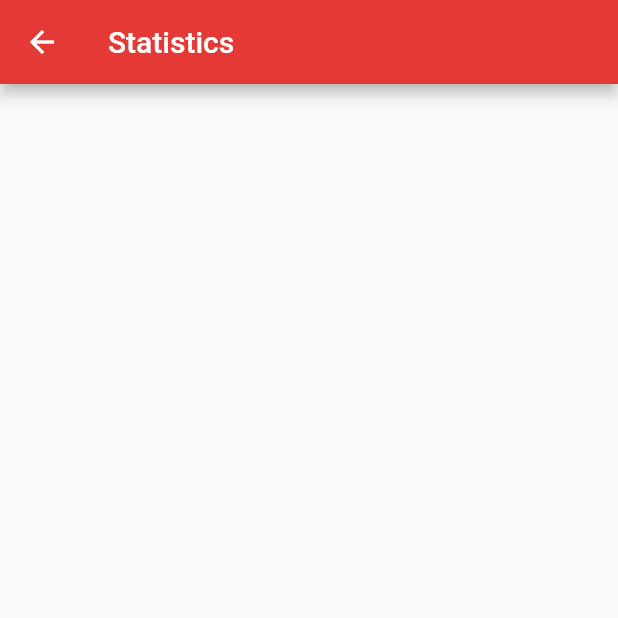
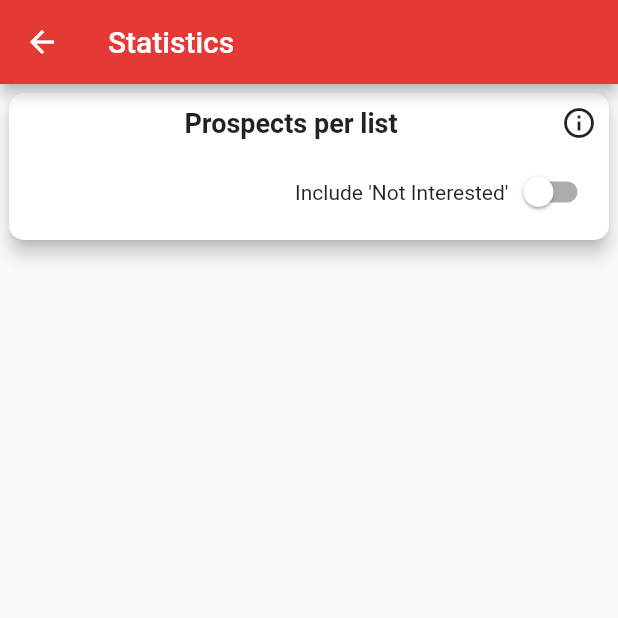
Before and after one commit to hdavidmb/prospector, a Flutter app: the StatisticsPage screen opened directly, on a phone screen of 412 x 824 dp, the top half of it. Run offline on Flutter 3.47's test engine with Material 2 defaults, Android fonts, the phone set to English and light mode, and no system bars; our stand-ins replace auto_route, auto_size_text, cached_network_image, cloud_firestore, country_code_picker, dartz and 25 more; missing offline and left inert: flutter_facebook_auth, flutter_google_places, google_maps_webservice, purchases_flutter; accounts and stored records are empty.

Commit message:
Create ProspectsPerListChartCard

```diff
--- a/lib/src/presentation/pages/user_panel/statistics/statistics_page.dart
+++ b/lib/src/presentation/pages/user_panel/statistics/statistics_page.dart
@@ -1,10 +1,17 @@
 import 'package:flutter/material.dart';
 import 'package:prospector/generated/l10n.dart';
+
+import 'widgets/prospects_per_list_chart_card.dart';
 
 class StatisticsPage extends StatelessWidget {
   const StatisticsPage({
     Key? key,
   }) : super(key: key);
+
+  double get cardElevation => 5.0;
+  EdgeInsets get cardMargins => const EdgeInsets.fromLTRB(6.0, 6.0, 6.0, 0.0);
+  RoundedRectangleBorder get cardShape => const RoundedRectangleBorder(
+      borderRadius: BorderRadius.all(Radius.circular(10.0)));
 
   @override
   Widget build(BuildContext context) {
@@ -12,9 +19,16 @@ class StatisticsPage extends StatelessWidget {
       appBar: AppBar(
         title: Text(AppLocalizations.of(context).statistics),
       ),
+      // backgroundColor: Colors.grey[200],
       body: ListView(
         physics: const BouncingScrollPhysics(),
-        children: [],
+        children: [
+          ProspectsPerListChartCard(
+            cardElevation: cardElevation,
+            cardMargins: cardMargins,
+            cardShape: cardShape,
+          )
+        ],
       ),
     );
   }
--- /dev/null
+++ b/lib/src/presentation/pages/user_panel/statistics/widgets/prospects_per_list_chart_card.dart
@@ -0,0 +1,66 @@
+import 'package:flutter/material.dart';
+
+class ProspectsPerListChartCard extends StatelessWidget {
+  const ProspectsPerListChartCard({
+    Key? key,
+    required this.cardElevation,
+    required this.cardMargins,
+    required this.cardShape,
+  }) : super(key: key);
+
+  final double cardElevation;
+  final EdgeInsets cardMargins;
+  final RoundedRectangleBorder cardShape;
+
+  @override
+  Widget build(BuildContext context) {
+    return Card(
+      elevation: cardElevation,
+      margin: cardMargins,
+      shape: cardShape,
+      child: Padding(
+        padding: const EdgeInsets.all(8.0),
+        child: Column(
+          children: [
+            Row(
+              children: [
+                Expanded(
+                  child: Center(
+                    child: Text(
+                      'Prospects per list', // TODO: localize
+                      style: TextStyle(
+                          fontSize: 18.0, fontWeight: FontWeight.bold),
+                    ),
+                  ),
+                ),
+                GestureDetector(
+                  child: const Icon(Icons.info_outline),
+                  onTap: () {
+                    // TODO: chartsService
+                    //     .showProspectsChartDescription(context);
+                  },
+                ),
+              ],
+            ),
+            const SizedBox(height: 10.0),
+            Row(
+              mainAxisAlignment: MainAxisAlignment.end,
+              children: [
+                Text(
+                  "Include 'Not Interested'", //TODO: localize
+                  textAlign: TextAlign.end,
+                ),
+                Switch.adaptive(
+                    value: false, //TODO: implement riverpod notifier
+                    // activeTrackColor: Colors.green,
+                    onChanged: (value) {
+                      //TODO: implement with riverpod notifier
+                    }),
+              ],
+            ),
+          ],
+        ),
+      ),
+    );
+  }
+}
```
